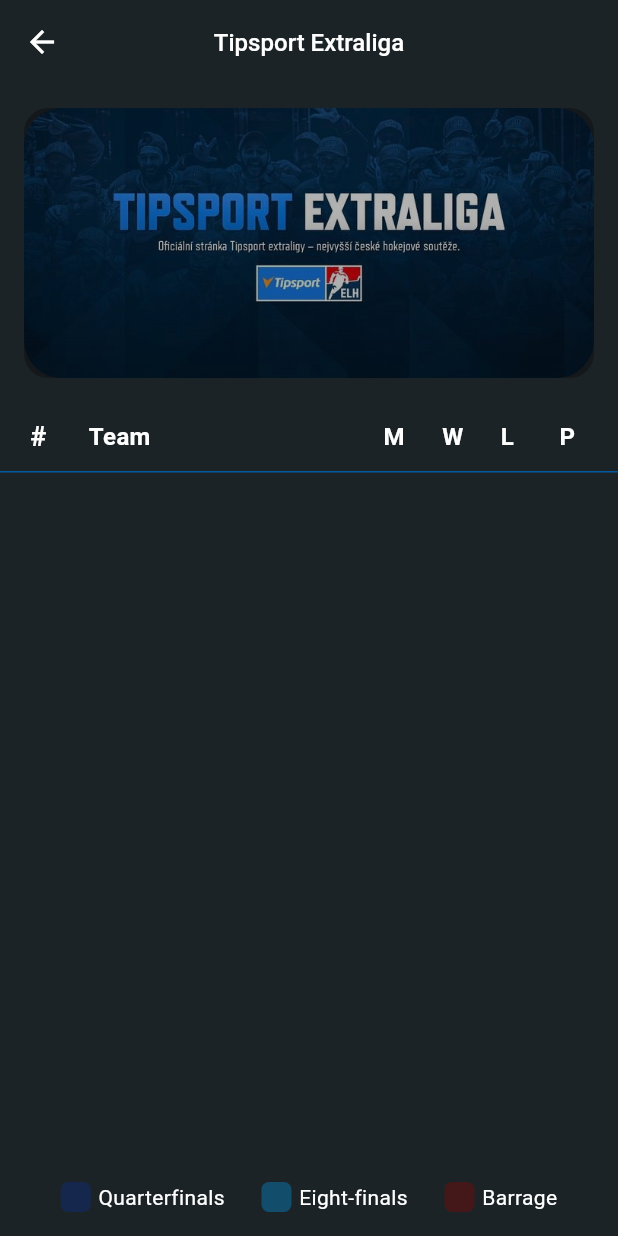
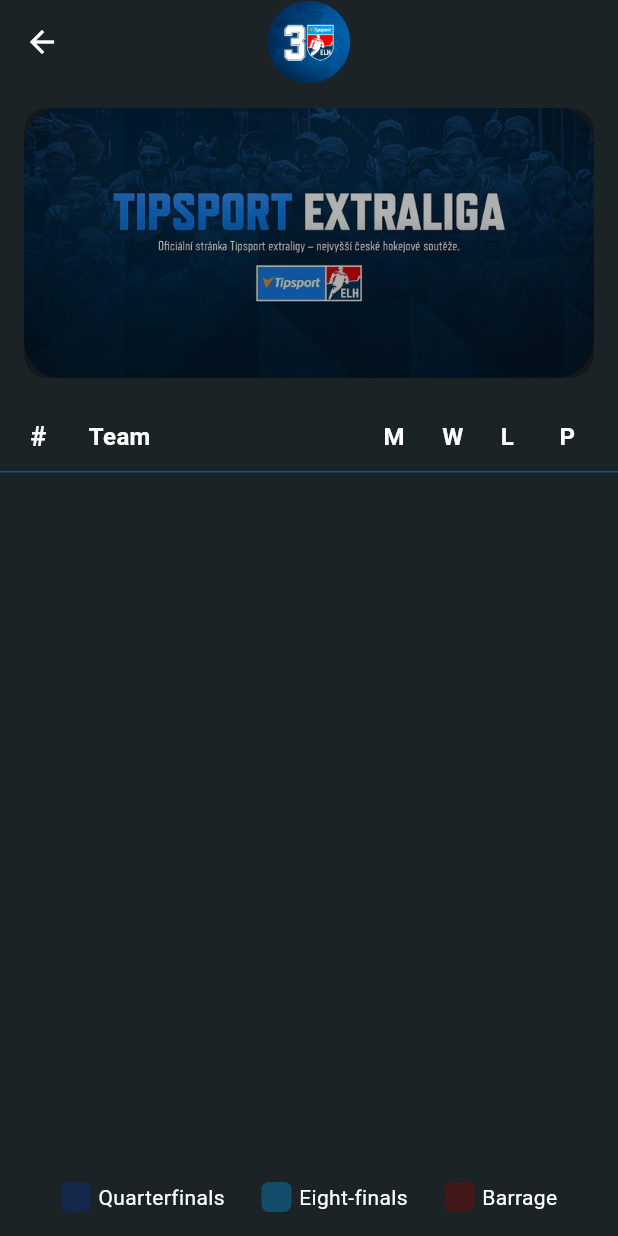
Before and after one commit to Ejdmoss/HOCKEY_APP, a Flutter app: the TablePage screen opened directly, on a phone screen of 412 x 824 dp. Run offline on Flutter 3.47's test engine with Material 3 defaults, Android fonts, the phone set to English and light mode, and no system bars; drawn by our look-alikes of firebase_database; our stand-ins replace cloud_firestore, firebase_auth, firebase_core; accounts and stored records are empty.

Commit message:
87-version

```diff
--- a/lib/pages/table_page.dart
+++ b/lib/pages/table_page.dart
@@ -34,9 +34,9 @@
     return Scaffold(
       backgroundColor: Theme.of(context).colorScheme.surface,
       appBar: AppBar(
-        title: const Text(
-          "Tipsport Extraliga",
-          style: TextStyle(fontSize: 16, fontWeight: FontWeight.w500),
+        title: Image.asset(
+          'lib/images/ehl4.png',
+          height: 55,
         ),
         centerTitle: true,
       ),
--- a/lib/themes/light_mode.dart
+++ b/lib/themes/light_mode.dart
@@ -4,7 +4,7 @@
   colorScheme: ColorScheme.light(
     surface: Colors.grey.shade100,
     primary: Colors.grey.shade500,
-    secondary: Colors.grey.shade300,
+    secondary: Colors.grey.shade600,
     tertiary: Colors.white,
     inversePrimary: Colors.black,
     onPrimary: Colors.grey.shade500,
```
Also changed, not shown: lib/pages/teams_page.dart (+23 -6 lines).
